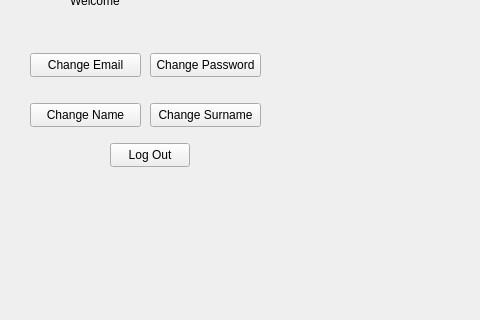
Qt form mainwindow.ui (ppera72/ELearning-PlatformV2) before a commit; both pictures show x 0 to 480 and y 97 to 417 of the 800 by 600 pixel window.
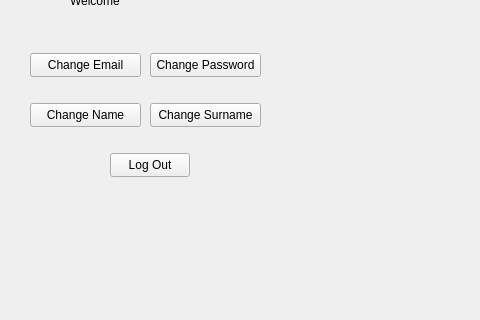
The same form after that commit. The open tabs and pages were chosen to show the change.

The edit to the form file:
```diff
--- a/mainwindow.ui
+++ b/mainwindow.ui
@@ -509,7 +509,7 @@
       <property name="geometry">
        <rect>
         <x>110</x>
-        <y>260</y>
+        <y>270</y>
         <width>80</width>
         <height>24</height>
        </rect>
```
Left out of the diff: 8 changed lines with no effect on the pictures.
